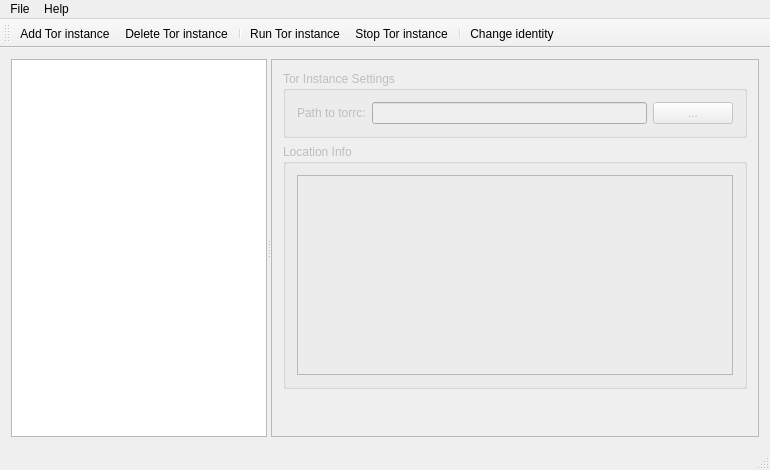
Before: the Qt Designer form torrifywindow.ui in ashenwolf/torrify, drawn with Qt 5.
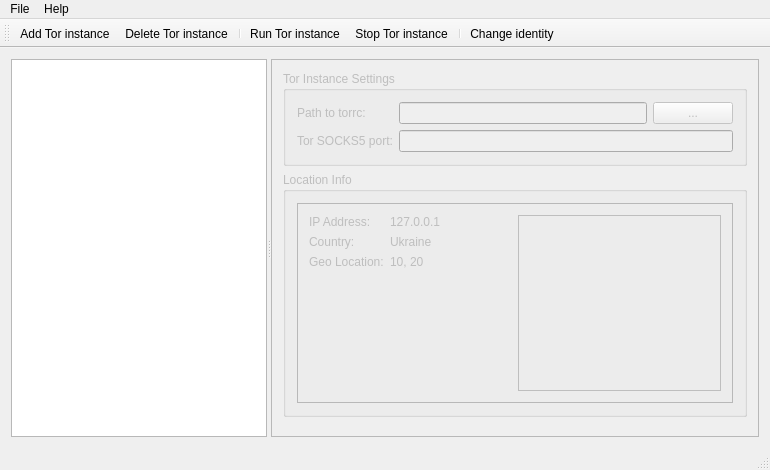
After: the same form once the commit is applied. Icons and pictures are not drawn.

Commit message: initial steps (draft) of location detection service

What changed in the file:
```diff
--- a/torrifywindow.ui
+++ b/torrifywindow.ui
@@ -84,6 +84,16 @@
              </item>
             </layout>
            </item>
+           <item row="1" column="0">
+            <widget class="QLabel" name="portLabel">
+             <property name="text">
+              <string>Tor SOCKS5 port:</string>
+             </property>
+            </widget>
+           </item>
+           <item row="1" column="1">
+            <widget class="QLineEdit" name="portEdit"/>
+           </item>
           </layout>
          </widget>
         </item>
@@ -94,7 +104,13 @@
           </property>
           <layout class="QHBoxLayout" name="horizontalLayout_2">
            <item>
-            <widget class="QFrame" name="frame_2">
+            <widget class="QFrame" name="locationFrame">
+             <property name="sizePolicy">
+              <sizepolicy hsizetype="Preferred" vsizetype="Preferred">
+               <horstretch>0</horstretch>
+               <verstretch>0</verstretch>
+              </sizepolicy>
+             </property>
              <property name="minimumSize">
               <size>
                <width>200</width>
@@ -107,6 +123,67 @@
              <property name="frameShadow">
               <enum>QFrame::Raised</enum>
              </property>
+             <layout class="QHBoxLayout" name="horizontalLayout_4" stretch="0,0">
+              <item>
+               <layout class="QFormLayout" name="formLayout_2">
+                <property name="fieldGrowthPolicy">
+                 <enum>QFormLayout::AllNonFixedFieldsGrow</enum>
+                </property>
+                <item row="0" column="0">
+                 <widget class="QLabel" name="labelIP">
+                  <property name="text">
+                   <string>IP Address:</string>
+                  </property>
+                 </widget>
+                </item>
+                <item row="0" column="1">
+                 <widget class="QLabel" name="valueIP">
+                  <property name="text">
+                   <string>127.0.0.1</string>
+                  </property>
+                 </widget>
+                </item>
+                <item row="1" column="0">
+                 <widget class="QLabel" name="labelCountry">
+                  <property name="text">
+                   <string>Country:</string>
+                  </property>
+                 </widget>
+                </item>
+                <item row="1" column="1">
+                 <widget class="QLabel" name="valueCountry">
+                  <property name="text">
+                   <string>Ukraine</string>
+                  </property>
+                 </widget>
+                </item>
+                <item row="2" column="0">
+                 <widget class="QLabel" name="labelLocation">
+                  <property name="text">
+                   <string>Geo Location:</string>
+                  </property>
+                 </widget>
+                </item>
+                <item row="2" column="1">
+                 <widget class="QLabel" name="valueGeo">
+                  <property name="text">
+                   <string>10, 20</string>
+                  </property>
+                 </widget>
+                </item>
+               </layout>
+              </item>
+              <item>
+               <widget class="QLabel" name="googleMaps">
+                <property name="frameShape">
+                 <enum>QFrame::Panel</enum>
+                </property>
+                <property name="text">
+                 <string/>
+                </property>
+               </widget>
+              </item>
+             </layout>
             </widget>
            </item>
           </layout>
```
The commit also changes 7 other files.
